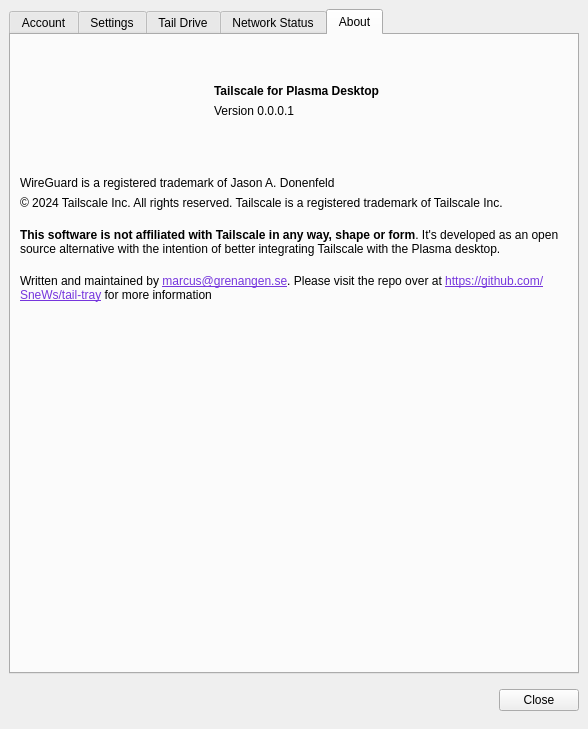
The window that src/MainWindow.ui (SneWs/tail-tray) describes before a commit, drawn with Qt 5.
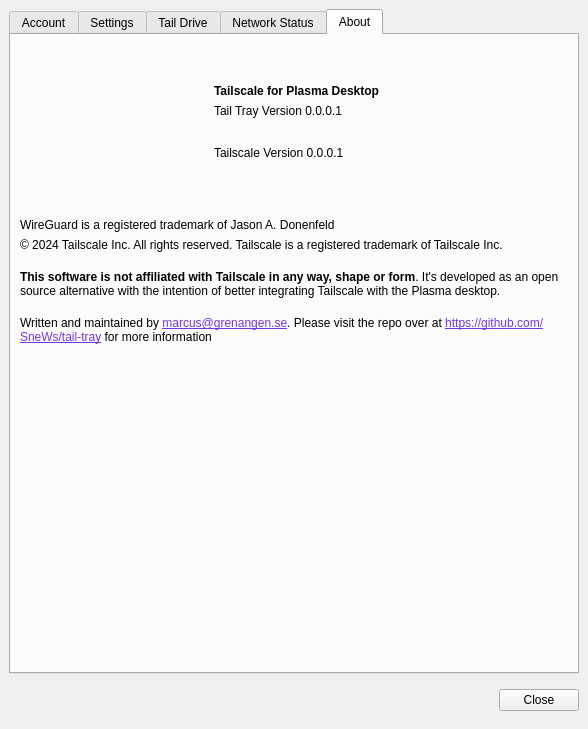
The same window after the commit. The open tabs and pages were chosen to show the change. Icons and pictures are not drawn.

Commit message: Tail Tray - Version Info in About

What changed in the file:
```diff
--- a/src/MainWindow.ui
+++ b/src/MainWindow.ui
@@ -1697,9 +1697,40 @@
              </widget>
             </item>
             <item>
-             <widget class="QLabel" name="lblVersionNumber">
+             <widget class="QLabel" name="lblVersionNumberTailTray">
+              <property name="enabled">
+               <bool>true</bool>
+              </property>
+              <property name="sizePolicy">
+               <sizepolicy hsizetype="Preferred" vsizetype="Minimum">
+                <horstretch>0</horstretch>
+                <verstretch>0</verstretch>
+               </sizepolicy>
+              </property>
+              <property name="minimumSize">
+               <size>
+                <width>0</width>
+                <height>0</height>
+               </size>
+              </property>
               <property name="text">
-               <string>Version 0.0.0.1</string>
+               <string>Tail Tray Version 0.0.0.1</string>
+              </property>
+             </widget>
+            </item>
+            <item>
+             <widget class="QLabel" name="lblVersionNumberTailscale">
+              <property name="minimumSize">
+               <size>
+                <width>0</width>
+                <height>36</height>
+               </size>
+              </property>
+              <property name="text">
+               <string>Tailscale Version 0.0.0.1</string>
+              </property>
+              <property name="alignment">
+               <set>Qt::AlignmentFlag::AlignBottom|Qt::AlignmentFlag::AlignLeading|Qt::AlignmentFlag::AlignLeft</set>
               </property>
              </widget>
             </item>
```
Left out of the diff: 2 changed lines with no effect on the pictures. The commit also changes 1 other file.
